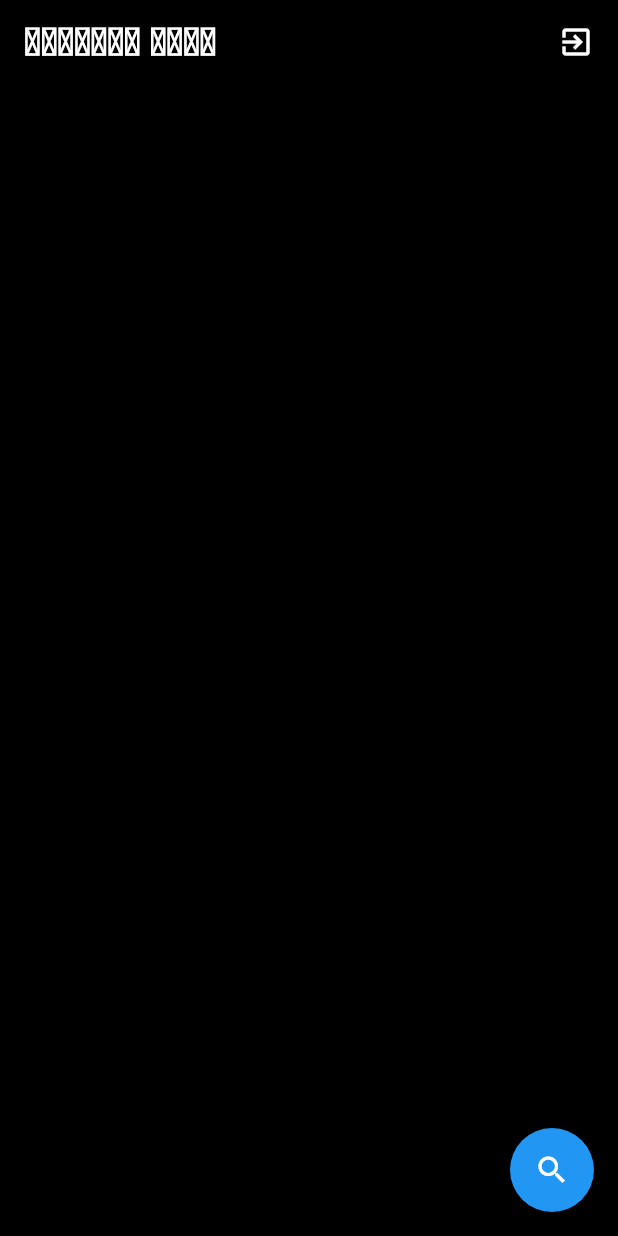
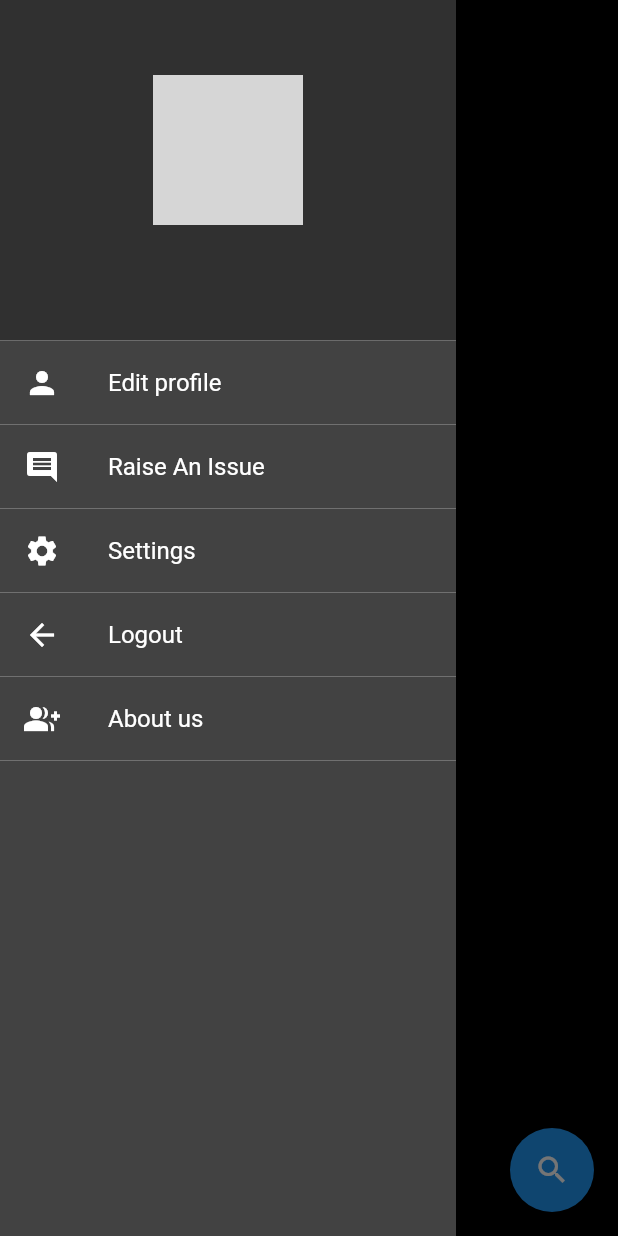
Before and after one commit to obliviousz/ConnectEdge1, a Flutter app: the ChatRoom screen opened directly, with the side drawer open (before the commit the screen has no drawer), on a phone screen of 412 x 824 dp. Run offline on Flutter 3.47's test engine with Material 2 defaults, Android fonts, the phone set to English and light mode, and no system bars; our stand-ins replace cloud_firestore, firebase_auth, shared_preferences, simple_animations; accounts and stored records are empty; network calls fail; grey boxes are pictures that could not be loaded.

Commit message:
app icon and drawer

```diff
--- a/lib/screens/chatroomscreen.dart
+++ b/lib/screens/chatroomscreen.dart
@@ -56,9 +56,134 @@ class _ChatRoomState extends State<ChatRoom> {
   }
   Widget build(BuildContext context) {
     return Scaffold(
+        drawer: Drawer(
+          child: Column(
+            children: <Widget>[
+              Container(
+                width: double.infinity,
+                padding: EdgeInsets.all(20.0),
+                color: Colors.grey[850],
+                child: Center(
+                  child: Column(
+                    children: <Widget>[
+                      Container(
+                        width: 100,
+                        height: 100,
+                        margin: EdgeInsets.fromLTRB(0.0, 30.0, 0.0, 10.0),
+                        decoration: BoxDecoration(
+                          shape: BoxShape.circle,
+                          image:DecorationImage(image: NetworkImage("https://cutewallpaper.org/21/stylish-boys-wallpapers/50-Dps-For-Fb-Stylish-Boy-Cool-Cb-Dpzone-Of-Inam-Jni-.jpg")),
+                        ),
+                      ),
+                      Text(
+                          "${Constants.myName}",
+                          style:TextStyle(
+                            fontSize: 22,
+                            color: Colors.white,
+                          )
+                      ),
+                      SizedBox(height: 5,),
+                      Text(
+                          "${Constants.myEmail}",
+                          style:TextStyle(
+                            color: Colors.white,
+                          )
+                      ),
+                    ],
+                  ),
+                ),
+              ),
+              Container(
+                color: Colors.grey[800],
+                child: ListTile(
+                  leading: Icon(Icons.person,color: Colors.white,),
+                  title:Text(
+                    "Edit profile",
+                    style: TextStyle(
+                      fontSize: 16,
+                      color: Colors.white,
+                    ),
+                  ),
+                  onTap: null,
+                ),
+              ),
+              Container(
+                color: Colors.grey[800],
+                child: ListTile(
+                  leading: Icon(Icons.comment,color: Colors.white,),
+                  title:Text(
+                    "Raise An Issue",
+                    style: TextStyle(
+                      fontSize: 16,
+                      color: Colors.white,
+                    ),
+                  ),
+                  onTap: null,
+                ),
+              ),
+              Container(
+                color: Colors.grey[800],
+                child: ListTile(
+                  leading: Icon(Icons.settings,color: Colors.white,),
+                  title:Text(
+                    "Settings",
+                    style: TextStyle(
+                      fontSize: 16,
+                      color: Colors.white,
+                    ),
+                  ),
+                  onTap: null,
+                ),
+              ),
+              // Logout Button
+              Container(
+                color: Colors.grey[800],
+                child: ListTile(
+                  leading: Icon(Icons.arrow_back,color: Colors.white,),
+                  title:Text(
+                    "Logout",
+                    style: TextStyle(
+                      fontSize: 16,
+                      color: Colors.white,
+                    ),
+                  ),
+                  onTap: () {
+                    authMethods.signOut();
+                    HelperFunctions.saveUserLoggedInSharedPreference(false);
+                    Navigator.pushReplacement(
+                        context,MaterialPageRoute(
+                      builder: (context)=> Authentication(),
+                    )
+                    );
+                  },
+                ),
+              ),
+              Container(
+                color: Colors.grey[800],
+                child: ListTile(
+                  leading: Icon(Icons.group_add,color: Colors.white,),
+                  title:Text(
+                    "About us",
+                    style: TextStyle(
+                      fontSize: 16,
+                      color: Colors.white,
+                    ),
+                  ),
+                  onTap: null,
+                ),
+              ),
+              Expanded(
+                child: Container(
+                  color: Colors.grey[800],
+                ),
+              ),
+            ],
+          ) ,
+        ),
         backgroundColor: Colors.black,
         appBar: AppBar(
           backgroundColor : Colors.black,
+          centerTitle: true,
           title: Text('𝕮𝖔𝖓𝖓𝖊𝖈𝖙 𝕰𝖉𝖌𝖊',
               style: TextStyle(
                 fontSize: 25.0,
@@ -66,23 +191,6 @@ class _ChatRoomState extends State<ChatRoom> {
                 color: Colors.white,
               )
           ),
-          actions: [
-            GestureDetector(
-                onTap: (){
-                    authMethods.signOut();
-                    HelperFunctions.saveUserLoggedInSharedPreference(false);
-                    Navigator.pushReplacement(
-                      context,MaterialPageRoute(
-                      builder: (context)=> Authentication(),
-                    )
-                    );
-                },
-                child: Container(
-                  padding: EdgeInsets.symmetric(horizontal:16.0),
-                  child: Icon(Icons.exit_to_app),
-                )
-            )
-          ],
         ),
         body: chatRoomList(),
         floatingActionButton: FloatingActionButton(
--- a/lib/screens/forgotPassword.dart
+++ b/lib/screens/forgotPassword.dart
@@ -1,5 +1,4 @@
 import 'package:connectedge2/helper/authentication.dart';
-import 'package:connectedge2/screens/sign_in.dart';
 import 'package:connectedge2/services/auth.dart';
 import 'package:flutter/cupertino.dart';
 import 'package:flutter/material.dart';
--- a/pubspec.yaml
+++ b/pubspec.yaml
@@ -29,6 +29,12 @@ dependencies:
   cloud_firestore: ^0.13.7
   cupertino_icons: ^0.1.3
   firebase_auth: ^0.16.1
+  flutter_launcher_icons: ^0.7.5
+
+flutter_icons:
+  android: "launcher_icon"
+  ios: true
+  image_path: "assets/images/logo.png"
 
 dev_dependencies:
   flutter_test:
```
Also changed, not shown: lib/screens/conversation_screen.dart (+8 -9 lines), lib/screens/drawer.dart (deleted, +0 -122 lines), assets/images/logo.png (added), pubspec.lock, 27 other files.
